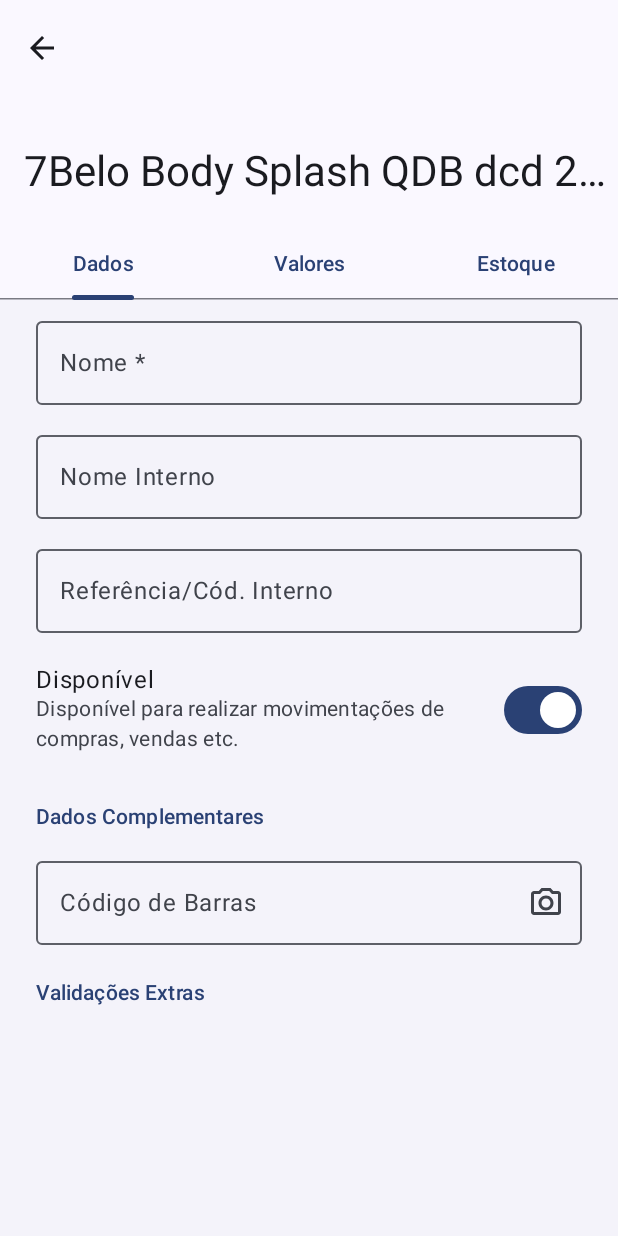
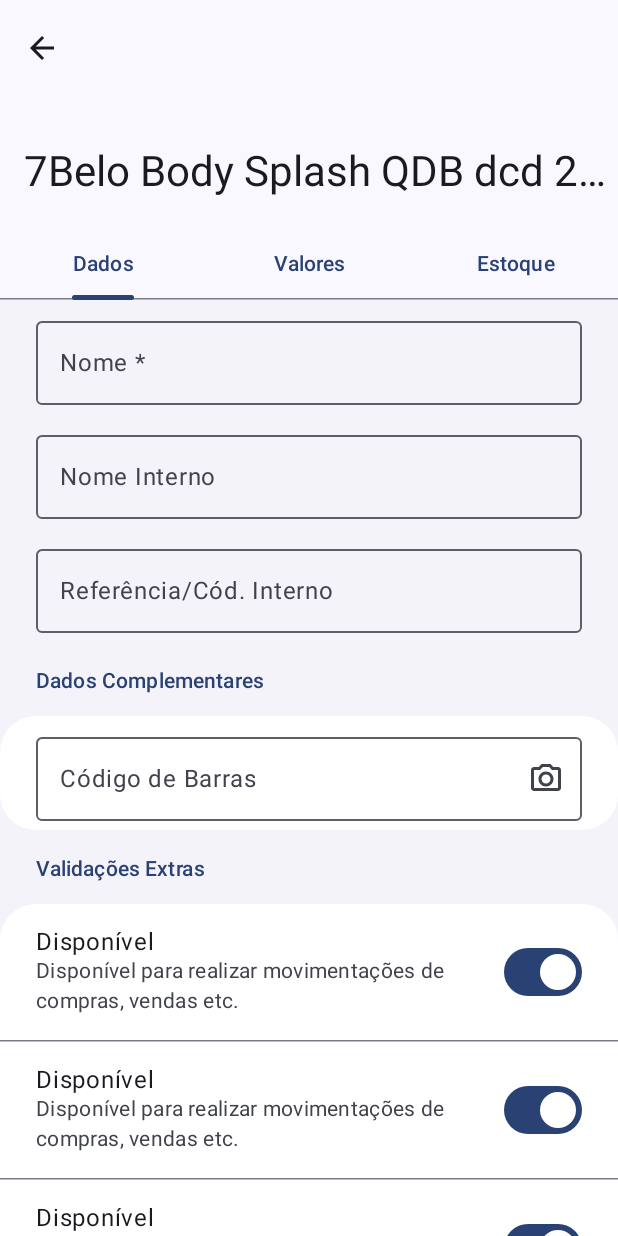
Before and after one commit to gabrielwbenatti/cosmetika, an Android app built with Jetpack Compose: the ProductsDetailPage screen opened through its navigation route, on a phone screen of 412 x 824 dp. Run offline under Robolectric (Android 15) with nearby library versions, the phone set to English and light mode, and no system bars.

```diff
--- a/CosmetikaApp/app/src/main/java/com/nittbae/cosmetika/ui/page/home/products/detail/ProductsDetailPage.kt
+++ b/CosmetikaApp/app/src/main/java/com/nittbae/cosmetika/ui/page/home/products/detail/ProductsDetailPage.kt
@@ -9,6 +9,7 @@ import androidx.compose.material.icons.Icons
 import androidx.compose.material.icons.automirrored.filled.ArrowBack
 import androidx.compose.material.icons.filled.Info
 import androidx.compose.material3.ExperimentalMaterial3Api
+import androidx.compose.material3.HorizontalDivider
 import androidx.compose.material3.Icon
 import androidx.compose.material3.IconButton
 import androidx.compose.material3.LargeTopAppBar
@@ -31,6 +32,7 @@ import androidx.compose.ui.text.style.TextOverflow
 import androidx.compose.ui.unit.dp
 import androidx.navigation.NavController
 import com.nittbae.cosmetika.R
+import com.nittbae.cosmetika.ui.components.base.CKGroupItems
 import com.nittbae.cosmetika.ui.components.base.CKOutlinedTextField
 import com.nittbae.cosmetika.ui.components.base.CKScaffold
 import com.nittbae.cosmetika.ui.components.base.CKSubtitle
@@ -64,6 +66,8 @@ fun ProductsDetailPage(
     ) {
         var state by remember { mutableIntStateOf(0) }
         var avaliable by remember { mutableStateOf(true) }
+        var toSell by remember { mutableStateOf(true) }
+        var toBuy by remember { mutableStateOf(true) }
         val titles = listOf("Dados", "Valores", "Estoque")
 
         PrimaryTabRow(selectedTabIndex = state) {
@@ -102,22 +106,18 @@ fun ProductsDetailPage(
                     imeAction = ImeAction.Done,
                     onValueChange = {}
                 )
-                CKSettingListItem(
-                    modifier = Modifier
-                        .fillMaxWidth(),
-                    headline = "Disponível",
-                    supportingText = "Disponível para realizar movimentações de compras, vendas etc.",
-                    onClick = { avaliable = !avaliable }
-                ) {
-                    Switch(checked = avaliable, onCheckedChange = { avaliable = it })
-                }
+
             }
 
             item {
+                CKGroupItems (
+                    groupTitle = {
                         CKSubtitle(
                             modifier = Modifier.fillMaxWidth(),
                             text = "Dados Complementares"
                         )
+                    }
+                ) {
                     CKOutlinedTextField(
                         modifier = Modifier
                             .fillMaxWidth(),
@@ -135,13 +135,52 @@ fun ProductsDetailPage(
                         onValueChange = {}
                     )
                 }
+            }
 
             item {
+                CKGroupItems (
+                    groupTitle = {
                         CKSubtitle(
                             modifier = Modifier.fillMaxWidth(),
                             text = "Validações Extras"
                         )
                     }
+                ) {
+                    CKSettingListItem(
+                        modifier = Modifier
+                            .fillMaxWidth(),
+                        headline = "Disponível",
+                        supportingText = "Disponível para realizar movimentações de compras, vendas etc.",
+                        onClick = { avaliable = !avaliable }
+                    ) {
+                        Switch(checked = avaliable, onCheckedChange = { avaliable = it })
+                    }
+
+                    HorizontalDivider()
+
+                    CKSettingListItem(
+                        modifier = Modifier
+                            .fillMaxWidth(),
+                        headline = "Disponível",
+                        supportingText = "Disponível para realizar movimentações de compras, vendas etc.",
+                        onClick = { toSell = !toSell }
+                    ) {
+                        Switch(checked = toSell, onCheckedChange = { toSell = it })
+                    }
+
+                    HorizontalDivider()
+
+                    CKSettingListItem(
+                        modifier = Modifier
+                            .fillMaxWidth(),
+                        headline = "Disponível",
+                        supportingText = "Disponível para realizar movimentações de compras, vendas etc.",
+                        onClick = { toBuy = !toBuy }
+                    ) {
+                        Switch(checked = toBuy, onCheckedChange = { toBuy = it })
                     }
                 }
             }
+        }
+    }
+}
```
Lines whose indentation alone changed are shown as unchanged.
